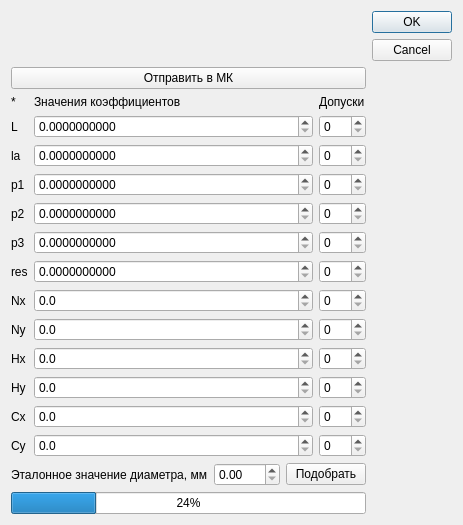
cotara/STMviewer, file settingsshadowsfinddialog.ui: the form before one commit.
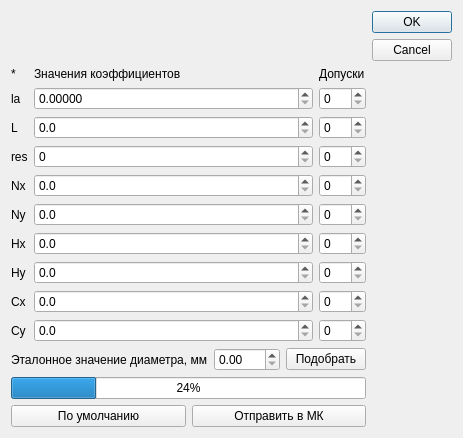
The form after the commit.

Commit message: Перебрал функцию фильтрации Перебрано окно с параметрами. Удалены константы p1, p2, p3. Все переведено в микроны

What changed in the file:
```diff
--- a/settingsshadowsfinddialog.ui
+++ b/settingsshadowsfinddialog.ui
@@ -7,38 +7,15 @@
     <x>0</x>
     <y>0</y>
     <width>463</width>
-    <height>505</height>
+    <height>429</height>
    </rect>
   </property>
   <property name="windowTitle">
    <string>Параметры поиска тени</string>
   </property>
   <layout class="QGridLayout" name="gridLayout">
-   <item row="0" column="3">
-    <widget class="QDialogButtonBox" name="buttonBox">
-     <property name="sizePolicy">
-      <sizepolicy hsizetype="Fixed" vsizetype="Fixed">
-       <horstretch>0</horstretch>
-       <verstretch>0</verstretch>
-      </sizepolicy>
-     </property>
-     <property name="orientation">
-      <enum>Qt::Vertical</enum>
-     </property>
-     <property name="standardButtons">
-      <set>QDialogButtonBox::Cancel|QDialogButtonBox::Ok</set>
-     </property>
-    </widget>
-   </item>
    <item row="1" column="0" colspan="2">
     <layout class="QVBoxLayout" name="verticalLayout_5">
-     <item>
-      <widget class="QPushButton" name="pushButton_2">
-       <property name="text">
-        <string>Отправить в МК</string>
-       </property>
-      </widget>
-     </item>
      <item>
       <layout class="QHBoxLayout" name="horizontalLayout">
        <item>
@@ -56,25 +33,6 @@
            </property>
           </widget>
          </item>
-         <item>
-          <widget class="QLabel" name="label_2">
-           <property name="sizePolicy">
-            <sizepolicy hsizetype="Minimum" vsizetype="Preferred">
-             <horstretch>0</horstretch>
-             <verstretch>0</verstretch>
-            </sizepolicy>
-           </property>
-           <property name="maximumSize">
-            <size>
-             <width>20</width>
-             <height>16777215</height>
-            </size>
-           </property>
-           <property name="text">
-            <string>L</string>
-           </property>
-          </widget>
-         </item>
          <item>
           <widget class="QLabel" name="label">
            <property name="sizePolicy">
@@ -95,7 +53,7 @@
           </widget>
          </item>
          <item>
-          <widget class="QLabel" name="label_3">
+          <widget class="QLabel" name="label_2">
            <property name="sizePolicy">
             <sizepolicy hsizetype="Minimum" vsizetype="Preferred">
              <horstretch>0</horstretch>
@@ -109,45 +67,7 @@
             </size>
            </property>
            <property name="text">
-            <string>p1</string>
-           </property>
-          </widget>
-         </item>
-         <item>
-          <widget class="QLabel" name="label_4">
-           <property name="sizePolicy">
-            <sizepolicy hsizetype="Minimum" vsizetype="Preferred">
-             <horstretch>0</horstretch>
-             <verstretch>0</verstretch>
-            </sizepolicy>
-           </property>
-           <property name="maximumSize">
-            <size>
-             <width>20</width>
-             <height>16777215</height>
-            </size>
-           </property>
-           <property name="text">
-            <string>p2</string>
-           </property>
-          </widget>
-         </item>
-         <item>
-          <widget class="QLabel" name="label_5">
-           <property name="sizePolicy">
-            <sizepolicy hsizetype="Minimum" vsizetype="Preferred">
-             <horstretch>0</horstretch>
-             <verstretch>0</verstretch>
-            </sizepolicy>
-           </property>
-           <property name="maximumSize">
-            <size>
-             <width>20</width>
-             <height>16777215</height>
-            </size>
-           </property>
-           <property name="text">
-            <string>p3</string>
+            <string>L</string>
            </property>
           </widget>
          </item>
@@ -310,13 +230,13 @@
             </sizepolicy>
            </property>
            <property name="decimals">
-            <number>10</number>
+            <number>5</number>
            </property>
            <property name="maximum">
-            <double>1.000000000000000</double>
+            <double>10.000000000000000</double>
            </property>
            <property name="singleStep">
-            <double>0.000001000000000</double>
+            <double>0.001000000000000</double>
            </property>
            <property name="stepType">
             <enum>QAbstractSpinBox::DefaultStepType</enum>
@@ -335,76 +255,19 @@
             </sizepolicy>
            </property>
            <property name="decimals">
-            <number>10</number>
+            <number>1</number>
            </property>
            <property name="maximum">
-            <double>10.000000000000000</double>
+            <double>1000000.000000000000000</double>
            </property>
            <property name="singleStep">
-            <double>0.000001000000000</double>
+            <double>0.100000000000000</double>
            </property>
            <property name="value">
             <double>0.000000000000000</double>
            </property>
           </widget>
          </item>
-         <item>
-          <widget class="QDoubleSpinBox" name="p1SpinBox">
-           <property name="sizePolicy">
-            <sizepolicy hsizetype="Expanding" vsizetype="Fixed">
-             <horstretch>0</horstretch>
-             <verstretch>0</verstretch>
-            </sizepolicy>
-           </property>
-           <property name="decimals">
-            <number>10</number>
-           </property>
-           <property name="maximum">
-            <double>10.000000000000000</double>
-           </property>
-           <property name="singleStep">
-            <double>0.000001000000000</double>
-           </property>
-          </widget>
-         </item>
-         <item>
-          <widget class="QDoubleSpinBox" name="p2SpinBox">
-           <property name="sizePolicy">
-            <sizepolicy hsizetype="Expanding" vsizetype="Fixed">
-             <horstretch>0</horstretch>
-             <verstretch>0</verstretch>
-            </sizepolicy>
-           </property>
-           <property name="decimals">
-            <number>10</number>
-           </property>
-           <property name="maximum">
-            <double>1.000000000000000</double>
-           </property>
-           <property name="singleStep">
-            <double>0.000001000000000</double>
-           </property>
-          </widget>
-         </item>
-         <item>
-          <widget class="QDoubleSpinBox" name="p3SpinBox">
-           <property name="sizePolicy">
-            <sizepolicy hsizetype="Expanding" vsizetype="Fixed">
-             <horstretch>0</horstretch>
-             <verstretch>0</verstretch>
-            </sizepolicy>
-           </property>
-           <property name="decimals">
-            <number>10</number>
-           </property>
-           <property name="maximum">
-            <double>1.000000000000000</double>
-           </property>
-           <property name="singleStep">
-            <double>0.000001000000000</double>
-           </property>
-          </widget>
-         </item>
          <item>
           <widget class="QDoubleSpinBox" name="resSpinBox">
            <property name="sizePolicy">
@@ -414,10 +277,10 @@
             </sizepolicy>
            </property>
            <property name="decimals">
-            <number>10</number>
+            <number>0</number>
            </property>
            <property name="maximum">
-            <double>1.000000000000000</double>
+            <double>10.000000000000000</double>
            </property>
            <property name="singleStep">
             <double>0.000001000000000</double>
@@ -551,27 +414,6 @@
            </property>
           </widget>
          </item>
-         <item>
-          <widget class="QSpinBox" name="spinBox_4">
-           <property name="maximum">
-            <number>10</number>
-           </property>
-          </widget>
-         </item>
-         <item>
-          <widget class="QSpinBox" name="spinBox">
-           <property name="maximum">
-            <number>100</number>
-           </property>
-          </widget>
-         </item>
-         <item>
-          <widget class="QSpinBox" name="spinBox_6">
-           <property name="maximum">
-            <number>100</number>
-           </property>
-          </widget>
-         </item>
          <item>
           <widget class="QSpinBox" name="spinBox_5">
            <property name="maximum">
@@ -625,40 +467,74 @@
        </item>
       </layout>
      </item>
-    </layout>
-   </item>
-   <item row="2" column="0" colspan="2">
-    <layout class="QHBoxLayout" name="horizontalLayout_2">
      <item>
-      <widget class="QLabel" name="etalonDiameterLabel">
-       <property name="text">
-        <string>Эталонное значение диаметра, мм</string>
-       </property>
-      </widget>
+      <layout class="QHBoxLayout" name="horizontalLayout_2">
+       <item>
+        <widget class="QLabel" name="etalonDiameterLabel">
+         <property name="text">
+          <string>Эталонное значение диаметра, мм</string>
+         </property>
+        </widget>
+       </item>
+       <item>
+        <widget class="QDoubleSpinBox" name="etalonDiameterSpinBox">
+         <property name="decimals">
+          <number>2</number>
+         </property>
+         <property name="singleStep">
+          <double>0.010000000000000</double>
+         </property>
+        </widget>
+       </item>
+       <item>
+        <widget class="QPushButton" name="pushButton">
+         <property name="text">
+          <string>Подобрать</string>
+         </property>
+        </widget>
+       </item>
+      </layout>
      </item>
      <item>
-      <widget class="QDoubleSpinBox" name="etalonDiameterSpinBox">
-       <property name="decimals">
-        <number>2</number>
+      <widget class="QProgressBar" name="progressBar">
+       <property name="value">
+        <number>24</number>
        </property>
-       <property name="singleStep">
-        <double>0.010000000000000</double>
-       </property>
       </widget>
      </item>
      <item>
-      <widget class="QPushButton" name="pushButton">
-       <property name="text">
-        <string>Подобрать</string>
-       </property>
-      </widget>
+      <layout class="QHBoxLayout" name="horizontalLayout_3">
+       <item>
+        <widget class="QPushButton" name="pushButton_3">
+         <property name="text">
+          <string>По умолчанию</string>
+         </property>
+        </widget>
+       </item>
+       <item>
+        <widget class="QPushButton" name="pushButton_2">
+         <property name="text">
+          <string>Отправить в МК</string>
+         </property>
+        </widget>
+       </item>
+      </layout>
      </item>
     </layout>
    </item>
-   <item row="19" column="0" colspan="2">
-    <widget class="QProgressBar" name="progressBar">
-     <property name="value">
-      <number>24</number>
+   <item row="0" column="3">
+    <widget class="QDialogButtonBox" name="buttonBox">
+     <property name="sizePolicy">
+      <sizepolicy hsizetype="Fixed" vsizetype="Fixed">
+       <horstretch>0</horstretch>
+       <verstretch>0</verstretch>
+      </sizepolicy>
+     </property>
+     <property name="orientation">
+      <enum>Qt::Vertical</enum>
+     </property>
+     <property name="standardButtons">
+      <set>QDialogButtonBox::Cancel|QDialogButtonBox::Ok</set>
      </property>
     </widget>
    </item>
```
Left out of the diff: 8 changed lines with no effect on the pictures. The commit also changes 5 other files.
